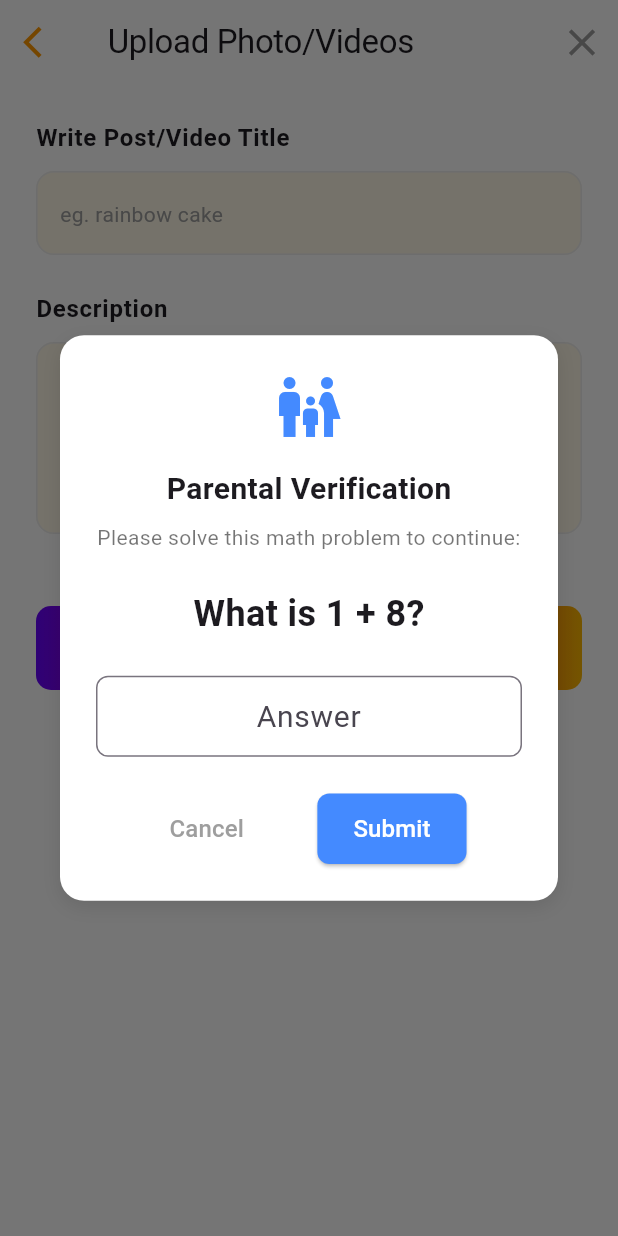
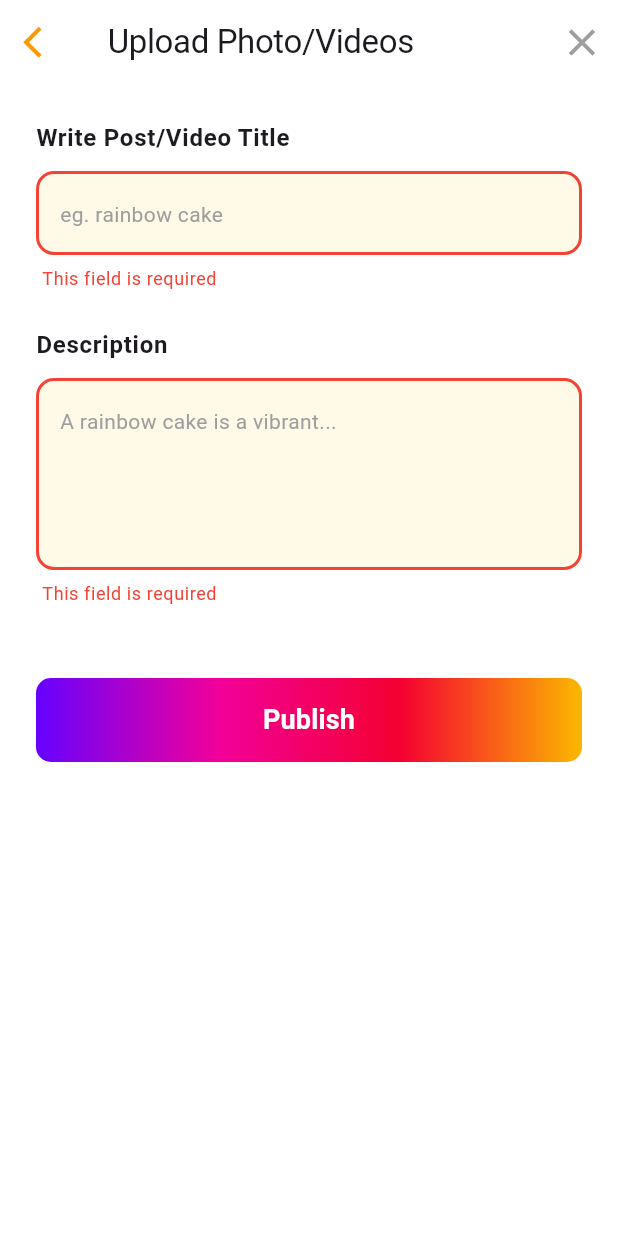
Before and after one commit to Mehedi259/ShefStarz, a Flutter app: the UploadPostView screen opened by its route, after a tap on "Publish", on a phone screen of 412 x 824 dp. Run offline on Flutter 3.47's test engine with Material 3 defaults, Android fonts, the phone set to English and light mode, and no system bars; our stand-ins replace cached_network_image, camera, chewie, flutter_secure_storage, flutter_svg, get and 11 more; accounts and stored records are empty.

Commit message:
Implement field validation and error styling in `UploadPostView`
- Add `postTitleError` and `postDescriptionError` observable flags to `UploadController` to track validation state.
- Update `publishPost` logic to perform field validation before triggering parental verification, replacing generic snackbars with inline error messages.
- Refactor `_buildField` in `UploadPostView` to support error states, including red borders and "This field is required" helper text.
- Wrap post title and description fields with `Obx` to dynamically update UI when validation errors occur or are cleared.
- Add `onChanged` callbacks to input fields to automatically clear error states as the user types.

```diff
--- a/lib/modules/upload/controller/upload_controller.dart
+++ b/lib/modules/upload/controller/upload_controller.dart
@@ -225,6 +225,10 @@ class UploadController extends GetxController {
   final postTitle = TextEditingController();
   final postDescription = TextEditingController();
 
+  // Validation flags
+  final postTitleError = false.obs;
+  final postDescriptionError = false.obs;
+
   // Recipe Data
   final recipePageController = PageController();
   final currentRecipeStep = 0.obs;
@@ -367,6 +371,29 @@ class UploadController extends GetxController {
   }
 
   Future<void> publishPost() async {
+    // Reset validation errors
+    postTitleError.value = false;
+    postDescriptionError.value = false;
+
+    // Validate fields
+    bool hasError = false;
+
+    if (postTitle.text.trim().isEmpty) {
+      postTitleError.value = true;
+      hasError = true;
+    }
+
+    if (postDescription.text.trim().isEmpty) {
+      postDescriptionError.value = true;
+      hasError = true;
+    }
+
+    // If validation fails, don't show parental dialog
+    if (hasError) {
+      return;
+    }
+
+    // Show parental verification dialog only if validation passes
     final bool isVerified = await ParentalVerificationDialog.present();
     if (!isVerified) {
       Get.snackbar(
@@ -374,11 +401,6 @@ class UploadController extends GetxController {
         'Submission cancelled. Parent approval required.',
         snackPosition: SnackPosition.BOTTOM,
       );
-      return;
-    }
-
-    if (postTitle.text.isEmpty) {
-      Get.snackbar("Error", "Please enter a title");
       return;
     }
 
@@ -458,7 +480,7 @@ class UploadController extends GetxController {
           final homeService = Get.find<HomeService>();
           homeService.feedPosts.insert(0, finalPost);
         } catch (_) {
-          // HomeService might not be initialized if they jumped straight here, ignore safely
+          // HomeService might not be initialized yet, ignore safely
         }
       }
 
--- a/lib/modules/upload/view/upload_post_view.dart
+++ b/lib/modules/upload/view/upload_post_view.dart
@@ -39,20 +39,32 @@ class UploadPostView extends GetView<UploadController> {
         child: Column(
           crossAxisAlignment: CrossAxisAlignment.start,
           children: [
-            _buildField(
+            Obx(() => _buildField(
               context,
               label: "Write Post/Video Title",
               controller: controller.postTitle,
               hint: "eg. rainbow cake",
-            ),
+              hasError: controller.postTitleError.value,
+              onChanged: (_) {
+                if (controller.postTitleError.value) {
+                  controller.postTitleError.value = false;
+                }
+              },
+            )),
             const SizedBox(height: 24),
-            _buildField(
+            Obx(() => _buildField(
               context,
               label: "Description",
               controller: controller.postDescription,
               hint: "A rainbow cake is a vibrant...",
               maxLines: 4,
-            ),
+              hasError: controller.postDescriptionError.value,
+              onChanged: (_) {
+                if (controller.postDescriptionError.value) {
+                  controller.postDescriptionError.value = false;
+                }
+              },
+            )),
             const SizedBox(height: 48),
             SizedBox(
               width: double.infinity,
@@ -78,6 +90,8 @@ class UploadPostView extends GetView<UploadController> {
     required TextEditingController controller,
     String? hint,
     int maxLines = 1,
+    bool hasError = false,
+    Function(String)? onChanged,
   }) {
     final theme = Theme.of(context);
     return Column(
@@ -93,6 +107,7 @@ class UploadPostView extends GetView<UploadController> {
         TextField(
           controller: controller,
           maxLines: maxLines,
+          onChanged: onChanged,
           style: theme.textTheme.bodyLarge,
           decoration: InputDecoration(
             hintText: hint,
@@ -101,18 +116,38 @@ class UploadPostView extends GetView<UploadController> {
             fillColor: theme.cardColor,
             border: OutlineInputBorder(
               borderRadius: BorderRadius.circular(12),
-              borderSide: BorderSide(color: theme.dividerColor),
+              borderSide: BorderSide(
+                color: hasError ? Colors.red : theme.dividerColor,
+                width: hasError ? 2 : 1,
+              ),
             ),
             enabledBorder: OutlineInputBorder(
               borderRadius: BorderRadius.circular(12),
-              borderSide: BorderSide(color: theme.dividerColor),
+              borderSide: BorderSide(
+                color: hasError ? Colors.red : theme.dividerColor,
+                width: hasError ? 2 : 1,
+              ),
             ),
             focusedBorder: OutlineInputBorder(
               borderRadius: BorderRadius.circular(12),
-              borderSide: const BorderSide(color: Colors.orange),
+              borderSide: BorderSide(
+                color: hasError ? Colors.red : Colors.orange,
+                width: 2,
+              ),
             ),
           ),
         ),
+        if (hasError)
+          Padding(
+            padding: const EdgeInsets.only(top: 8, left: 4),
+            child: Text(
+              "This field is required",
+              style: theme.textTheme.bodySmall?.copyWith(
+                color: Colors.red,
+                fontSize: 12,
+              ),
+            ),
+          ),
       ],
     );
   }
```
